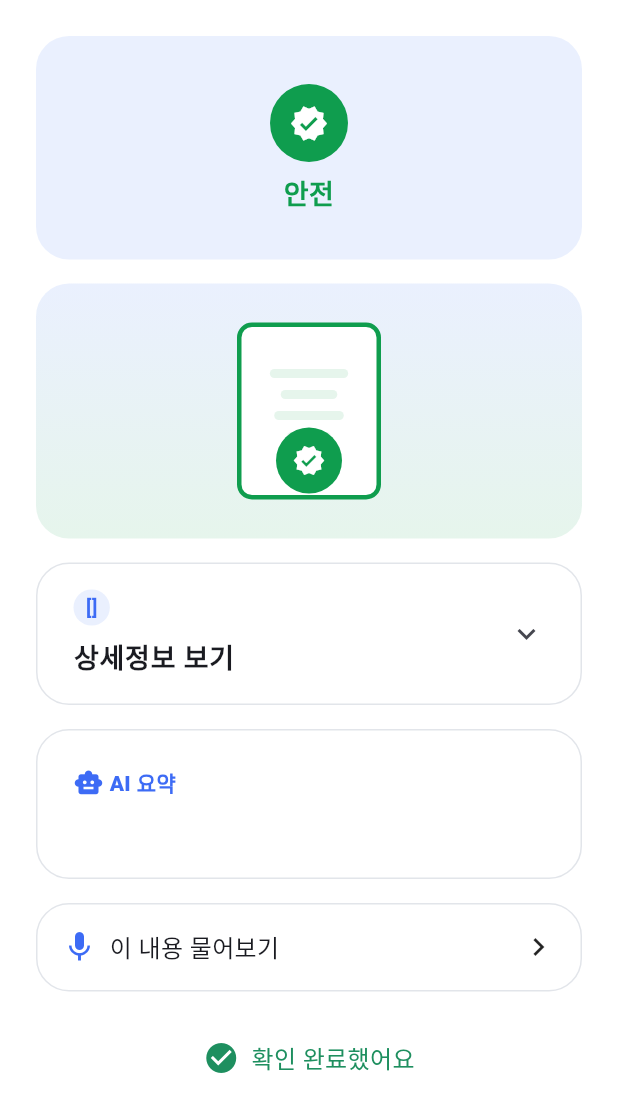
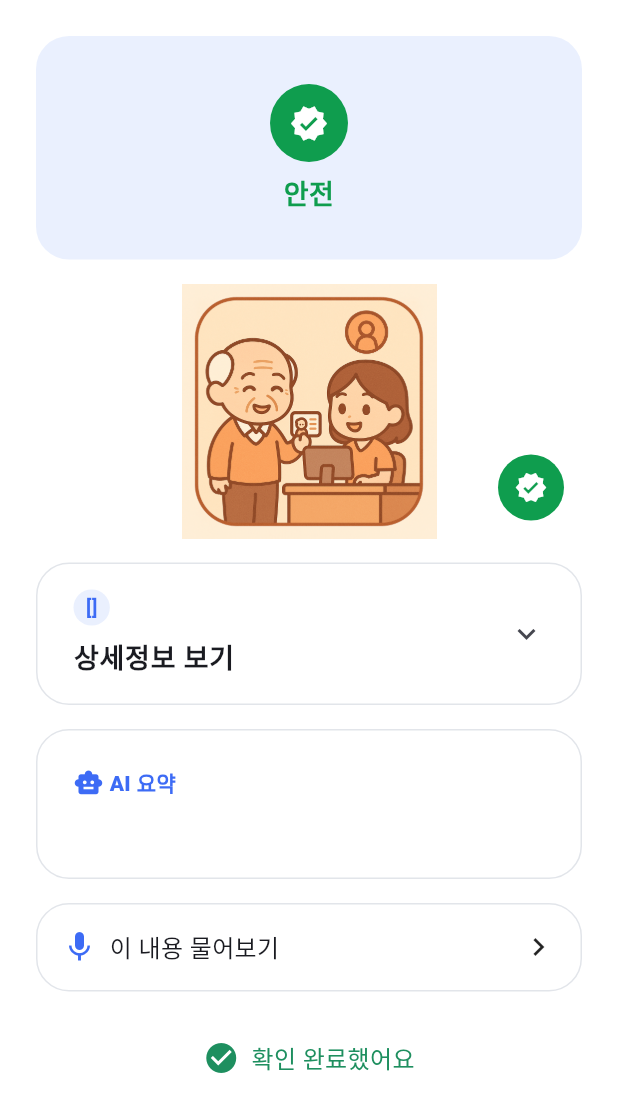
Before and after one commit to chanbear/ondam_app, a Flutter app: the EasyAnalysisResultView widget shown alone on an empty page, opened directly with empty values, on a phone screen of 412 x 824 dp. Shown: the top 1112 px of the screen. Run offline on Flutter 3.47's test engine with Material 3 defaults, Android fonts, the phone set to English and light mode, and no system bars; our stand-ins replace camera, cross_file, firebase_core, firebase_messaging, fl_chart, flutter_dotenv and 14 more; missing offline and left inert: flutter_sms_inbox, mobile_scanner; accounts and stored records are empty; network calls fail.

Commit message:
feat(senior): 분석결과 구조화 필드 라벨 한글화 + Easy 결과 일러스트 이미지 적용

```diff
--- a/apps/senior/lib/core/widgets/analysis_result_view.dart
+++ b/apps/senior/lib/core/widgets/analysis_result_view.dart
@@ -5,6 +5,7 @@ import 'package:ondam_models/ondam_models.dart';
 
 import '../../l10n/generated/app_localizations.dart';
 import 'analysis_action_checklist.dart';
+import 'structured_field_labels.dart';
 
 /// Renders a completed [AnalysisResult] — ONDAM 2.0 결과 화면. Shared by
 /// `document_scan`과 `message_check`: 두 feature가 동일한 [AnalysisResult]
@@ -299,7 +300,10 @@ class _DetailsSection extends StatelessWidget {
             ),
             if (structuredFields != null && structuredFields.isNotEmpty)
               for (final entry in structuredFields.entries)
-                AppInfoRow(label: entry.key, value: '${entry.value}'),
+                AppInfoRow(
+                  label: structuredFieldLabel(l10n, entry.key),
+                  value: structuredFieldValue(l10n, entry.key, entry.value),
+                ),
             if (sourceExcerpt != null && sourceExcerpt.isNotEmpty) ...[
               const SizedBox(height: AppSpacing.sm),
               Text(
--- a/apps/senior/lib/core/widgets/easy_analysis_result_view.dart
+++ b/apps/senior/lib/core/widgets/easy_analysis_result_view.dart
@@ -7,6 +7,7 @@ import 'package:ondam_models/ondam_models.dart';
 import '../../l10n/generated/app_localizations.dart';
 import '../voice_guide/voice_guide_provider.dart';
 import '../voice_guide/voice_guide_service.dart';
+import 'structured_field_labels.dart';
 
 /// Easy Mode 전용 분석 결과 화면 — `AnalysisResultView`(Normal Mode, 정보
 /// 밀도 높은 기존 화면)는 절대 수정하지 않고, 완전히 별도 위젯으로 둔다.
@@ -111,7 +112,19 @@ class _EasyAnalysisResultViewState
     final structuredFields = result.structuredFields;
     final typeTag = (structuredFields == null || structuredFields.isEmpty)
         ? null
-        : structuredFields.values.first?.toString();
+        : structuredFieldValue(
+            l10n,
+            structuredFields.entries.first.key,
+            structuredFields.entries.first.value,
+          );
+    final structuredFieldRows = [
+      for (final entry
+          in structuredFields?.entries ?? const <MapEntry<String, Object?>>[])
+        MapEntry(
+          structuredFieldLabel(l10n, entry.key),
+          structuredFieldValue(l10n, entry.key, entry.value),
+        ),
+    ];
     final sourceExcerpt = result.sourceExcerpt;
     final hasDetails =
         (structuredFields != null && structuredFields.isNotEmpty) ||
@@ -135,7 +148,7 @@ class _EasyAnalysisResultViewState
             detailsTitle: l10n.detailsViewTitle,
             reliabilityLabel: l10n.reliabilityLabel,
             reliability: result.reliability,
-            structuredFields: structuredFields,
+            structuredFieldRows: structuredFieldRows,
             sourceTextLabel: l10n.sourceTextLabel,
             sourceExcerpt: sourceExcerpt,
           ),
@@ -382,7 +395,7 @@ class _DetailsCard extends StatelessWidget {
     required this.detailsTitle,
     required this.reliabilityLabel,
     required this.reliability,
-    required this.structuredFields,
+    required this.structuredFieldRows,
     required this.sourceTextLabel,
     required this.sourceExcerpt,
   });
@@ -392,7 +405,7 @@ class _DetailsCard extends StatelessWidget {
   final String detailsTitle;
   final String reliabilityLabel;
   final ReliabilityLevel reliability;
-  final Map<String, Object?>? structuredFields;
+  final List<MapEntry<String, String>> structuredFieldRows;
   final String sourceTextLabel;
   final String? sourceExcerpt;
 
@@ -451,9 +464,8 @@ class _DetailsCard extends StatelessWidget {
               label: reliabilityLabel,
               value: '${reliability.displayPercent}%',
             ),
-            if (structuredFields != null && structuredFields!.isNotEmpty)
-              for (final entry in structuredFields!.entries)
-                AppInfoRow(label: entry.key, value: '${entry.value}'),
+            for (final row in structuredFieldRows)
+              AppInfoRow(label: row.key, value: row.value),
             if (sourceExcerpt != null && sourceExcerpt!.isNotEmpty) ...[
               const SizedBox(height: AppSpacing.sm),
               Text(
@@ -574,9 +586,12 @@ class _ReplayChip extends StatelessWidget {
   }
 }
 
-/// 문서/문자를 나타내는 간단한 플랫 일러스트 — 목업의 전면 그라디언트
-/// 패널 느낌으로, 원본 그림을 그대로 그리지 않고 기존 토큰(primarySoft→
-/// successSoft)만으로 Container/Icon 조합을 옮긴다(에셋 이미지 추가 없음).
+/// 문서/문자를 나타내는 일러스트 — 2026-08-31 사용자 요청으로 손그림
+/// Container/Icon 조합 대신 GPT(gpt-image-1)로 한 번 생성해 둔 정적
+/// 이미지(`assets/images/easy_result_illustration_{doc,msg}.png`, ui-prototype
+/// `assets/illustrations/`와 동일 원본)를 쓴다. 위험도별로 다시 생성하면
+/// 호출 비용이 계속 들어서, 시나리오당(문서/문자) 한 장만 두고 위험도
+/// 구분은 기존처럼 우측 하단 배지 색으로만 전달한다.
 class _EasyResultIllustration extends StatelessWidget {
   const _EasyResultIllustration({required this.isDoc, required this.visual});
 
@@ -585,62 +600,26 @@ class _EasyResultIllustration extends StatelessWidget {
 
   @override
   Widget build(BuildContext context) {
-    return Container(
+    return SizedBox(
       width: double.infinity,
       height: 170,
-      decoration: BoxDecoration(
-        borderRadius: BorderRadius.circular(AppRadius.lg),
-        gradient: const LinearGradient(
-          begin: Alignment.topCenter,
-          end: Alignment.bottomCenter,
-          colors: [AppColors.primarySoft, AppColors.successSoft],
-        ),
-      ),
-      child: Center(
       child: Stack(
         clipBehavior: Clip.none,
-          alignment: Alignment.center,
         children: [
-            Container(
-              width: 96,
-              height: 118,
-              padding: const EdgeInsets.symmetric(
-                horizontal: AppSpacing.md,
-                vertical: AppSpacing.lg,
-              ),
-              decoration: BoxDecoration(
-                color: Colors.white,
-                borderRadius: isDoc
-                    ? BorderRadius.circular(AppRadius.sm)
-                    : const BorderRadius.only(
-                        topLeft: Radius.circular(AppRadius.sm),
-                        topRight: Radius.circular(AppRadius.sm),
-                        bottomRight: Radius.circular(AppRadius.sm),
-                      ),
-                border: Border.all(color: visual.color, width: 3),
-              ),
-              child: Column(
-                mainAxisAlignment: MainAxisAlignment.center,
-                children: [
-                  for (final widthFactor in const [0.9, 0.65, 0.8, 0.5]) ...[
-                    FractionallySizedBox(
-                      widthFactor: widthFactor,
-                      child: Container(
-                        height: 6,
-                        decoration: BoxDecoration(
-                          color: visual.softColor,
-                          borderRadius: BorderRadius.circular(3),
-                        ),
-                      ),
-                    ),
-                    const SizedBox(height: 8),
-                  ],
-                ],
+          // 이미지 자체에 둥근 카드 프레임이 이미 포함돼 있어(생성 프롬프트)
+          // BoxFit.cover로 자르지 않고 contain으로 전체를 보여준다.
+          Center(
+            child: Image.asset(
+              isDoc
+                  ? 'assets/images/easy_result_illustration_doc.png'
+                  : 'assets/images/easy_result_illustration_msg.png',
+              height: 170,
+              fit: BoxFit.contain,
             ),
           ),
           Positioned(
-              right: 26,
-              bottom: 4,
+            right: 12,
+            bottom: 12,
             child: Container(
               width: 44,
               height: 44,
@@ -653,7 +632,6 @@ class _EasyResultIllustration extends StatelessWidget {
           ),
         ],
       ),
-      ),
     );
   }
 }
--- /dev/null
+++ b/apps/senior/lib/core/widgets/structured_field_labels.dart
@@ -0,0 +1,28 @@
+import '../../l10n/generated/app_localizations.dart';
+
+/// `AnalysisResult.structuredFields`는 서버가 채운 raw key-value(예:
+/// `riskType: "delivery_scam"`)라 그대로 화면에 보이면 안 된다. Guardian 앱
+/// (`analysis_record_card.dart`)에 이미 있던 동일한 매핑을 Senior에도 그대로
+/// 옮긴다 — `analysis_result_view.dart`/`easy_analysis_result_view.dart`가
+/// 이 매핑 없이 raw 값을 직접 보여주고 있었다.
+String structuredFieldLabel(AppLocalizations l10n, String key) =>
+    key == 'riskType' ? l10n.structuredFieldRiskTypeLabel : key;
+
+String structuredFieldValue(AppLocalizations l10n, String key, Object? value) {
+  if (key == 'riskType') return riskTypeValueLabel(l10n, '$value');
+  return '$value';
+}
+
+String riskTypeValueLabel(AppLocalizations l10n, String value) =>
+    switch (value) {
+      'voice_phishing_lure' => l10n.riskTypeVoicePhishingLure,
+      'smishing' => l10n.riskTypeSmishing,
+      'loan_scam' => l10n.riskTypeLoanScam,
+      'impersonation_authority' => l10n.riskTypeImpersonationAuthority,
+      'delivery_scam' => l10n.riskTypeDeliveryScam,
+      'investment_scam' => l10n.riskTypeInvestmentScam,
+      'romance_scam' => l10n.riskTypeRomanceScam,
+      'other_scam' => l10n.riskTypeOtherScam,
+      'none' => l10n.riskTypeNone,
+      _ => value,
+    };
```
Lines whose indentation alone changed are shown as unchanged.
